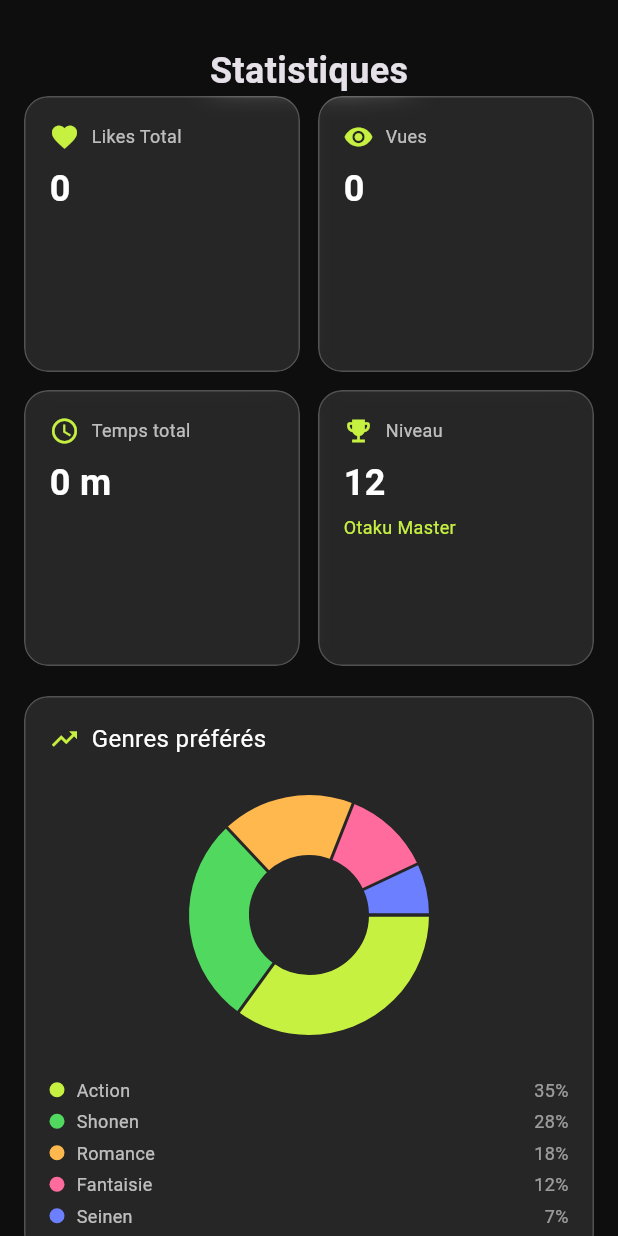
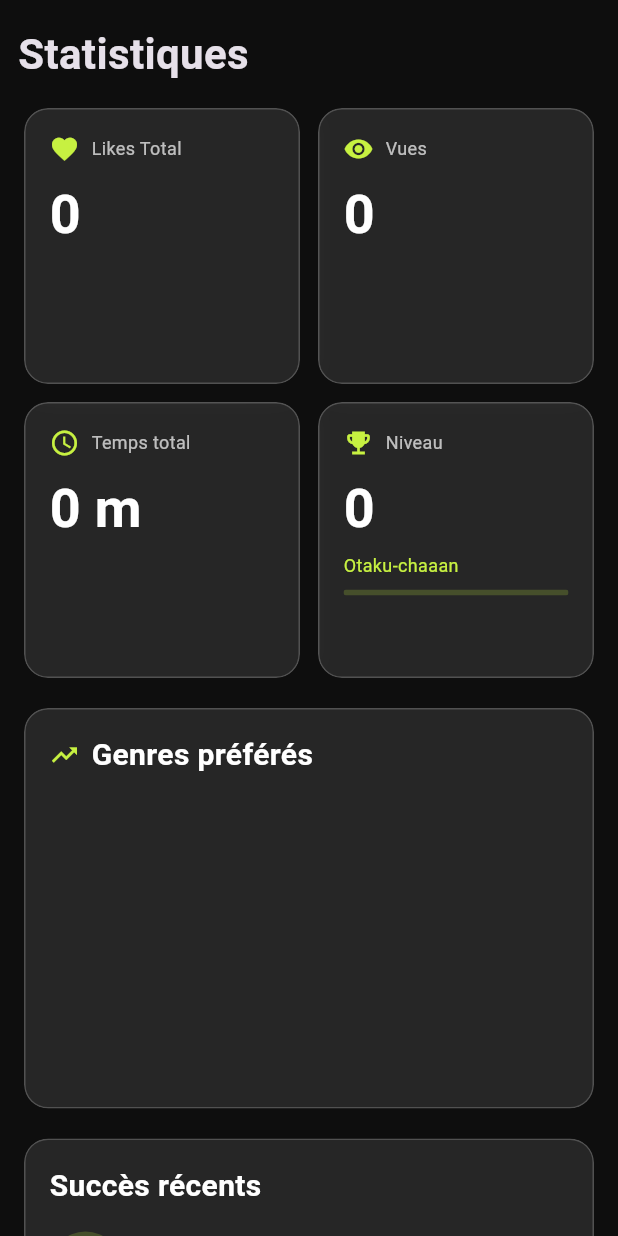
Before and after one commit to SCAnas2005/manganime, a Flutter app: the AnimeStatView screen opened directly, on a phone screen of 412 x 824 dp. Run offline on Flutter 3.47's test engine with Material 3 defaults, Android fonts, the phone set to English and light mode, and no system bars; drawn by our look-alikes of fl_chart; our stand-ins replace hive_flutter; accounts and stored records are empty; network calls fail.

Commit message:
Données dans Page Statistique Dynamique + Animation + ChangeNotifier

```diff
--- /dev/null
+++ b/lib/models/rank_info.dart
@@ -0,0 +1,13 @@
+import 'package:flutter/material.dart';
+
+class RankInfo {
+  final String name;
+  final int threshold;
+  final Color color;
+
+  const RankInfo({
+    required this.name,
+    required this.threshold,
+    required this.color,
+  });
+}
--- a/lib/providers/like_storage_provider.dart
+++ b/lib/providers/like_storage_provider.dart
@@ -1,4 +1,5 @@
 import 'package:hive_flutter/hive_flutter.dart';
+import 'package:flutter/foundation.dart';
 
 class LikeStorage {
   static const String LIKES_BOX_KEY = "likes_box";
@@ -45,4 +46,8 @@ class LikeStorage {
       _toggleId(LIKED_MANGAS_KEY, mangaId);
 
   static bool isMangaLiked(int mangaId) => _isLiked(LIKED_MANGAS_KEY, mangaId);
+
+  static ValueListenable<Box<List>> getLikesListenable() {
+    return _box.listenable();
+  }
 }
--- a/lib/providers/user_stats_provider.dart
+++ b/lib/providers/user_stats_provider.dart
@@ -1,4 +1,5 @@
 import 'package:hive_flutter/hive_flutter.dart';
+import 'package:flutter/foundation.dart';
 
 class UserStatsProvider {
   static const String STATS_BOX_KEY = "stats_box";
@@ -32,6 +33,10 @@ class UserStatsProvider {
     return getAnimeViewsCount() + getMangaViewsCount();
   }
 
+  static ValueListenable<Box<List>> getViewsListenable() {
+    return _box.listenable();
+  }
+
   // SETTERS
   static void _addView(String key, int id) {
     final list = List<int>.from(_box.get(key, defaultValue: [])!);
--- a/lib/viewmodels/anime_stat_model.dart
+++ b/lib/viewmodels/anime_stat_model.dart
@@ -1,32 +1,169 @@
 import 'package:flutter_application_1/providers/user_stats_provider.dart';
 import 'package:flutter_application_1/providers/like_storage_provider.dart';
 import 'package:flutter_application_1/providers/screen_time_provider.dart';
+import 'package:flutter_application_1/providers/anime_cache_provider.dart';
+import 'package:flutter_application_1/providers/user_profile_provider.dart';
+import 'package:flutter_application_1/models/anime.dart';
+import 'package:flutter_application_1/models/anime_enums.dart';
+import 'package:flutter_application_1/models/rank_info.dart';
+import 'package:flutter/material.dart';
 
-class AnimeStatModel {
-  late int viewsNumber;
+import 'dart:async';
+import 'dart:math';
+import 'package:flutter/foundation.dart';
 
-  late int rankNumber;
+class AnimeStatModel extends ChangeNotifier {
+  int viewsNumber = 0;
 
-  late int likesNumber;
+  int rankNumber = 0;
 
-  late int viewNumber;
+  double rankProgress = 0.0;
 
-  late String timeFormatted;
+  String currentRankTitle = "Otaku-chaaan";
+  Color currentRankColor = const Color(0xFFC7F141);
 
-  late Map<String,int> categoryPercentage;
+  final List<RankInfo> _ranks = [
+    const RankInfo(name: "Otaku-chaaan", threshold: 0, color: Color(0xFFC7F141)),
+    const RankInfo(name: "Petit Chef", threshold: 5, color: Color(0xFF51D95F)),
+    const RankInfo(name: "Chef Otaku", threshold: 10, color: Color(0xFF2E7D32)),
+    const RankInfo(name: "Leaker One Piece", threshold: 15, color: Colors.white),
+    const RankInfo(name: "Gintoki", threshold: 20, color: Color(0xFF6B7FFF)),
+    const RankInfo(name: "Bankai", threshold: 25, color: Color(0xFFFFB84D)),
+    const RankInfo(name: "Zoro Perdu", threshold: 30, color: Color(0xFF1B5E20)),
+    const RankInfo(name: "Le Mont Corvo", threshold: 35, color: Colors.brown),
+    const RankInfo(name: "El Psy Kongroo", threshold: 35, color: Colors.blueAccent),
+    const RankInfo(name: "Espada", threshold: 40, color: Colors.cyan),
+    const RankInfo(name: "SSJ3", threshold: 45, color: Colors.yellowAccent),
+    const RankInfo(name: "Gear 5", threshold: 50, color: Color(0xFFFFFDD0)),
+    const RankInfo(name: "La Zone", threshold: 55, color: Colors.redAccent),
+    const RankInfo(name: "Sakura Hate Club", threshold: 60, color: Color(0xFFFF6B9D)),
+    const RankInfo(name: "Aura Farmer", threshold: 65, color: Color(0xFF000080)),
+    const RankInfo(name: "No Enemies", threshold: 70, color: Colors.lightBlueAccent),
+    const RankInfo(name: "Titan Originel", threshold: 75, color: Colors.purple),
+    const RankInfo(name: "Hokage", threshold: 80, color: Color(0xFFC0C0C0)),
+    const RankInfo(name: "Le Roi des Pirates", threshold: 100, color: Color(0xFFFFD700)),
+  ];
+
+  int likesNumber = 0;
+
+  int viewNumber = 0;
+
+  String timeFormatted = "0m";
+
+  Map<String,int> categoryPercentage = {};
+
+  StreamSubscription? _timeSubscription;
 
   void init() {
     rankNumber = 12;
+    categoryPercentage = {};
+
+    // valeurs initiales
+    _updateLikes();
+    _updateViews();
+    _updateTime(ScreenTimeProvider.getTotalScreenTime());
+    _updateGenreStats();
+    _updateRank();
+
+    LikeStorage.getLikesListenable().addListener(_updateLikes);
+    LikeStorage.getLikesListenable().addListener(_updateGenreStats);
+
+    UserStatsProvider.getViewsListenable().addListener(_updateViews);
+    UserStatsProvider.getViewsListenable().addListener(_updateRank);
+
+    _timeSubscription = ScreenTimeProvider().timeStream.listen(_updateTime);
+  }
+
+  void _updateLikes() {
     likesNumber = LikeStorage.getIdAnimeLiked().length;
+    notifyListeners();
+  }
+
+  void _updateViews() {
     viewNumber = UserStatsProvider.getAnimeViewsCount();
-    final int totalSeconds = ScreenTimeProvider.getTotalScreenTime();
+    notifyListeners();
+  }
+
+  void _updateRank() {
+    final double divisor = ((1 + sqrt(5)) / 2) * 1000;
+    final int totalScore = ScreenTimeProvider.getTotalScreenTime() + LikeStorage.getIdAnimeLiked().length + UserStatsProvider.getAnimeViewsCount();
+
+    rankNumber = totalScore ~/ divisor;
+    rankProgress = (totalScore % divisor) / divisor;
+
+    // Mis à jour des informations du rang actuel
+    RankInfo currentRank = _ranks.first;
+    for (final rank in _ranks) {
+      if (rankNumber >= rank.threshold) {
+        currentRank = rank;
+      } else {
+        break;
+      }
+    }
+    currentRankTitle = currentRank.name;
+    currentRankColor = currentRank.color;
+
+    notifyListeners();
+  }
+
+
+  Future<void> _updateGenreStats() async {
+    final likedIds = LikeStorage.getIdAnimeLiked();
+    final List<Anime> likedAnimes = [];
+
+    for (final id in likedIds) {
+      final anime = await AnimeCache.instance.get(id);
+      if (anime != null) {
+        likedAnimes.add(anime);
+      }
+    }
+
+    if (likedAnimes.isEmpty) {
+      categoryPercentage = {};
+      notifyListeners();
+      return;
+    }
+
+    final userProfile = UserprofileProvider.fromLikedAnimes(likedAnimes);
+    final topGenres = userProfile.getTopGenres(5);
+
+    final Map<String, int> newStats = {};
+
+    // calcule total des occurrences des genres pour le top 5 pour normaliser le pourcentage pour le pie chart
+    int sumTop5 = 0;
+    for (final genre in topGenres) {
+      sumTop5 += userProfile.animeGenreTagFrenquencies[genre] ?? 0;
+    }
+
+    for (final genre in topGenres) {
+      final count = userProfile.animeGenreTagFrenquencies[genre] ?? 0;
+      if (sumTop5 > 0) {
+        final percent = (count * 100) ~/ sumTop5;
+        newStats[genre.toReadableString()] = percent;
+      }
+    }
+
+    categoryPercentage = newStats;
+    notifyListeners();
+  }
+
+  void _updateTime(int totalSeconds) {
     final int hours = totalSeconds ~/ 3600;
     final int minutes = (totalSeconds % 3600) ~/ 60;
     if(hours >= 1) {
-      timeFormatted = "${hours}h${minutes}m";
+      timeFormatted = "${hours}h ${minutes}m";
     } else {
       timeFormatted = "${minutes} m";
     }
-    categoryPercentage = {"Action":35, "Shonen":28,"Romance":18,"Fantaisie":12,"Seinen":7};
+    notifyListeners();
+  }
+
+  @override
+  void dispose() {
+    LikeStorage.getLikesListenable().removeListener(_updateLikes);
+    LikeStorage.getLikesListenable().removeListener(_updateGenreStats);
+    UserStatsProvider.getViewsListenable().removeListener(_updateViews);
+    _timeSubscription?.cancel();
+    super.dispose();
   }
 }
--- a/lib/views/anime_stat_view.dart
+++ b/lib/views/anime_stat_view.dart
@@ -4,6 +4,8 @@ import 'package:flutter_application_1/viewmodels/anime_stat_model.dart';
 import 'package:flutter_application_1/widgets/anime_stat_card.dart';
 
 class AnimeStatView extends StatefulWidget {
+  const AnimeStatView({super.key});
+
   @override
   State<StatefulWidget> createState() => AnimeStatViewState();
 }
@@ -12,6 +14,7 @@ class AnimeStatViewState extends  State<AnimeStatView>{
   final AnimeStatModel _animeStatModel = AnimeStatModel();
   List<Color> _colorsList = [Color(0xFFC7F141), Color(0xFF51D95F), Color(0xFFFFB84D), Color(0xFFFF6B9D), Color(0xFF6B7FFF)];
   int _indexColor = -1;
+  Key _animationKey = UniqueKey();
 
   @override
   void initState() {
@@ -19,23 +22,57 @@ class AnimeStatViewState extends  State<AnimeStatView>{
     _animeStatModel.init();
   }
 
+  bool _wasVisible = false;
+
+  @override
+  void didChangeDependencies() {
+    super.didChangeDependencies();
+    final isVisible = TickerMode.of(context);
+    if (isVisible && !_wasVisible) {
+      setState(() {
+        _animationKey = UniqueKey();
+      });
+    }
+    _wasVisible = isVisible;
+  }
+
+  @override
+  void dispose() {
+    _animeStatModel.dispose();
+    super.dispose();
+  }
+
   @override
   Widget build(BuildContext context) {
+    return ListenableBuilder(
+      listenable: _animeStatModel,
+      builder: (context, child) {
         return Scaffold(
           backgroundColor: const Color(0xFF0E0E0E),
-      body: SingleChildScrollView(
-        padding: const EdgeInsets.fromLTRB(16, 30, 16, 16),
+          body: SafeArea(
+            child: SingleChildScrollView(
+              padding: const EdgeInsets.only(bottom: 16),
               child: Column(
+                crossAxisAlignment: CrossAxisAlignment.start,
                 children: [
+                  const SizedBox(height: 16),
                   // === Grille de statistiques ===
-            const Text(
+                  const Padding(
+                    padding: EdgeInsets.symmetric(horizontal: 12),
+                    child: Text(
                       'Statistiques',
                       style: TextStyle(
-                fontSize: 24,
+                        fontSize: 28,
                         fontWeight: FontWeight.bold,
                       ),
                     ),
-            GridView.count(
+                  ),
+                  const SizedBox(height: 16),
+                Padding(
+                  padding: const EdgeInsets.symmetric(horizontal: 16),
+                  child: KeyedSubtree(
+                    key: _animationKey,
+                    child: GridView.count(
                     crossAxisCount: 2,
                     shrinkWrap: true,
                     physics: const NeverScrollableScrollPhysics(),
@@ -64,16 +101,20 @@ class AnimeStatViewState extends  State<AnimeStatView>{
                         icon: Icons.emoji_events,
                         label: 'Niveau',
                         value: _animeStatModel.rankNumber.toString(),
-                  subtitle: 'Otaku Master',
-                  color: const Color(0xFFC7F141),
+                        subtitle: _animeStatModel.currentRankTitle,
+                        progress: _animeStatModel.rankProgress,
+                        color: _animeStatModel.currentRankColor,
                       ),
                     ],
                   ),
+                ),
+                ),
 
                 const SizedBox(height: 20),
-
                 // === Graphique Pie ===
-            BlurCard(
+                Padding(
+                  padding: const EdgeInsets.symmetric(horizontal: 16),
+                  child: BlurCard(
                   child: Column(
                     crossAxisAlignment: CrossAxisAlignment.start,
                     children: [
@@ -83,7 +124,7 @@ class AnimeStatViewState extends  State<AnimeStatView>{
                               color: Color(0xFFC7F141), size: 20),
                           SizedBox(width: 8),
                           Text('Genres préférés',
-                          style: TextStyle(color: Colors.white, fontSize: 16)),
+                              style: TextStyle(color: Colors.white, fontSize: 20, fontWeight: FontWeight.bold)),
                         ],
                       ),
                       const SizedBox(height: 16),
@@ -114,16 +155,19 @@ class AnimeStatViewState extends  State<AnimeStatView>{
                     ],
                   ),
                 ),
+                ),
 
                 const SizedBox(height: 20),
 
                 // === Succès récents ===
-            BlurCard(
+                Padding(
+                  padding: const EdgeInsets.symmetric(horizontal: 16),
+                  child: BlurCard(
                   child: Column(
                     crossAxisAlignment: CrossAxisAlignment.start,
                     children: const [
                       Text('Succès récents',
-                      style: TextStyle(color: Colors.white, fontSize: 16)),
+                          style: TextStyle(color: Colors.white, fontSize: 20, fontWeight: FontWeight.bold)),
                       SizedBox(height: 16),
                       Achievement(
                         icon: Icons.emoji_events,
@@ -151,9 +195,13 @@ class AnimeStatViewState extends  State<AnimeStatView>{
                     ],
                   ),
           ),
+                ),
               ],
             ),
           ),
+          ),
+        );
+      },
     );
   }
 }
--- /dev/null
+++ b/lib/widgets/animated_counter.dart
@@ -0,0 +1,47 @@
+import 'package:flutter/material.dart';
+
+class AnimatedCounter extends StatelessWidget {
+  final String value;
+  final TextStyle? style;
+
+  const AnimatedCounter({
+    Key? key,
+    required this.value,
+    this.style,
+  }) : super(key: key);
+
+  @override
+  Widget build(BuildContext context) {
+    return AnimatedSwitcher(
+      duration: const Duration(milliseconds: 500),
+      transitionBuilder: (Widget child, Animation<double> animation) {
+        final inAnimation = Tween<Offset>(
+          begin: const Offset(0.0, 1.0),
+          end: Offset.zero,
+        ).animate(animation);
+
+        final outAnimation = Tween<Offset>(
+          begin: const Offset(0.0, -1.0),
+          end: Offset.zero,
+        ).animate(animation);
+
+        if (child.key == ValueKey(value)) {
+          return SlideTransition(
+            position: inAnimation,
+            child: FadeTransition(opacity: animation, child: child),
+          );
+        } else {
+           return SlideTransition(
+            position: outAnimation,
+            child: FadeTransition(opacity: animation, child: child),
+          );
+        }
+      },
+      child: Text(
+        value,
+        key: ValueKey<String>(value),
+        style: style,
+      ),
+    );
+  }
+}
--- a/lib/widgets/anime_stat_card.dart
+++ b/lib/widgets/anime_stat_card.dart
@@ -1,5 +1,6 @@
 import 'dart:ui';
 import 'package:flutter/material.dart';
+import 'package:flutter_application_1/widgets/animated_counter.dart';
 
 class BlurCard extends StatelessWidget {
   final Widget child;
@@ -13,7 +14,7 @@ class BlurCard extends StatelessWidget {
       child: BackdropFilter(
         filter: ImageFilter.blur(sigmaX: 10, sigmaY: 10),
         child: Container(
-          padding: const EdgeInsets.all(16),
+          padding: const EdgeInsets.fromLTRB(16, 16, 16, 8),
           decoration: BoxDecoration(
             color: Colors.white.withValues(alpha: 0.1),
             borderRadius: BorderRadius.circular(16),
@@ -31,6 +32,7 @@ class StatCard extends StatelessWidget {
   final String label;
   final String value;
   final String? subtitle;
+  final double? progress;
   final Color color;
 
   const StatCard({
@@ -39,12 +41,26 @@ class StatCard extends StatelessWidget {
     required this.label,
     required this.value,
     this.subtitle,
+    this.progress,
     required this.color,
   });
 
   @override
   Widget build(BuildContext context) {
-    return BlurCard(
+    return TweenAnimationBuilder<double>(
+      tween: Tween(begin: 0.0, end: 1.0),
+      duration: const Duration(milliseconds: 500),
+      curve: Curves.easeOut,
+      builder: (context, value, child) {
+        return Transform.translate(
+          offset: Offset(0, 20 * (1 - value)),
+          child: Opacity(
+            opacity: value,
+            child: child,
+          ),
+        );
+      },
+      child: BlurCard(
       child: Column(
         crossAxisAlignment: CrossAxisAlignment.start,
         children: [
@@ -60,19 +76,35 @@ class StatCard extends StatelessWidget {
             ],
           ),
           const SizedBox(height: 8),
-          Text(value,
-              style: const TextStyle(
-                fontSize: 24,
-                color: Colors.white,
-                fontWeight: FontWeight.w600,
-              )),
+          AnimatedCounter(
+            value: value,
+            style: const TextStyle(
+              fontSize: 36,
+              color: Colors.white,
+              fontWeight: FontWeight.w600,
+            ),
+          ),
           if (subtitle != null)
             Padding(
               padding: const EdgeInsets.only(top: 4),
               child: Text(subtitle!,
                   style: TextStyle(fontSize: 12, color: color)),
             ),
+          if (progress != null)
+            Padding(
+              padding: const EdgeInsets.only(top: 8),
+              child: ClipRRect(
+                borderRadius: BorderRadius.circular(4),
+                child: LinearProgressIndicator(
+                  value: progress,
+                  backgroundColor: color.withValues(alpha: 0.2),
+                  valueColor: AlwaysStoppedAnimation<Color>(color),
+                  minHeight: 4,
+                ),
+              ),
+            ),
         ],
+      ),
       ),
     );
   }
```
Also changed, not shown: lib/providers/screen_time_provider.dart (+15 -3 lines). Lines whose indentation alone changed are shown as unchanged.
